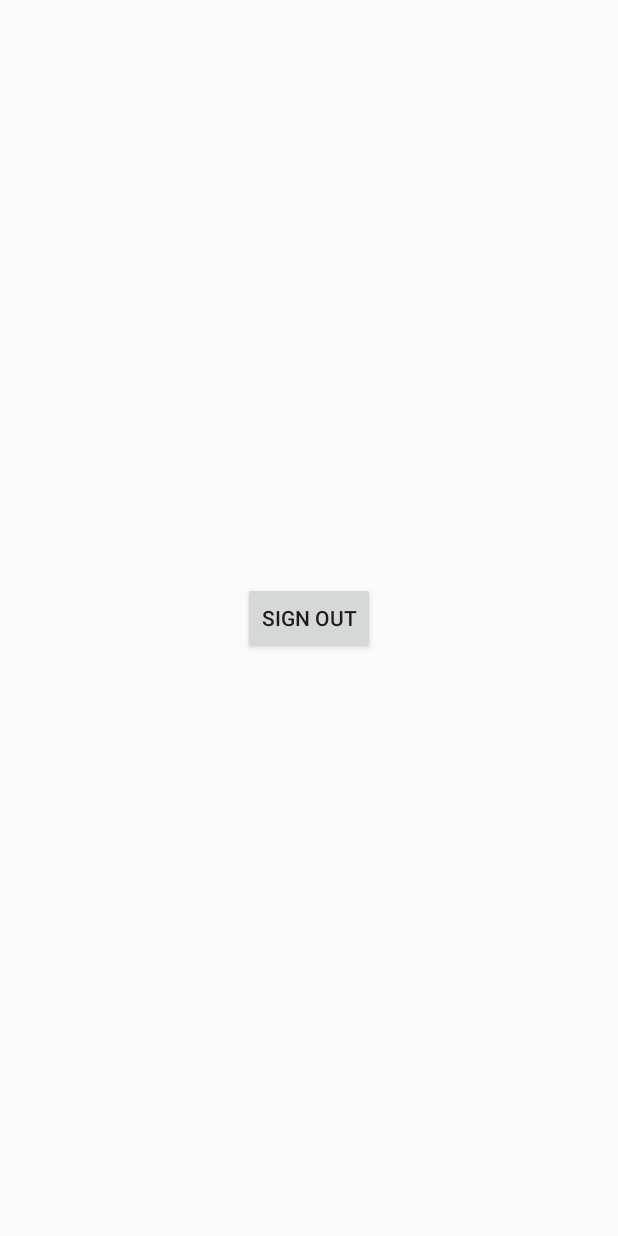
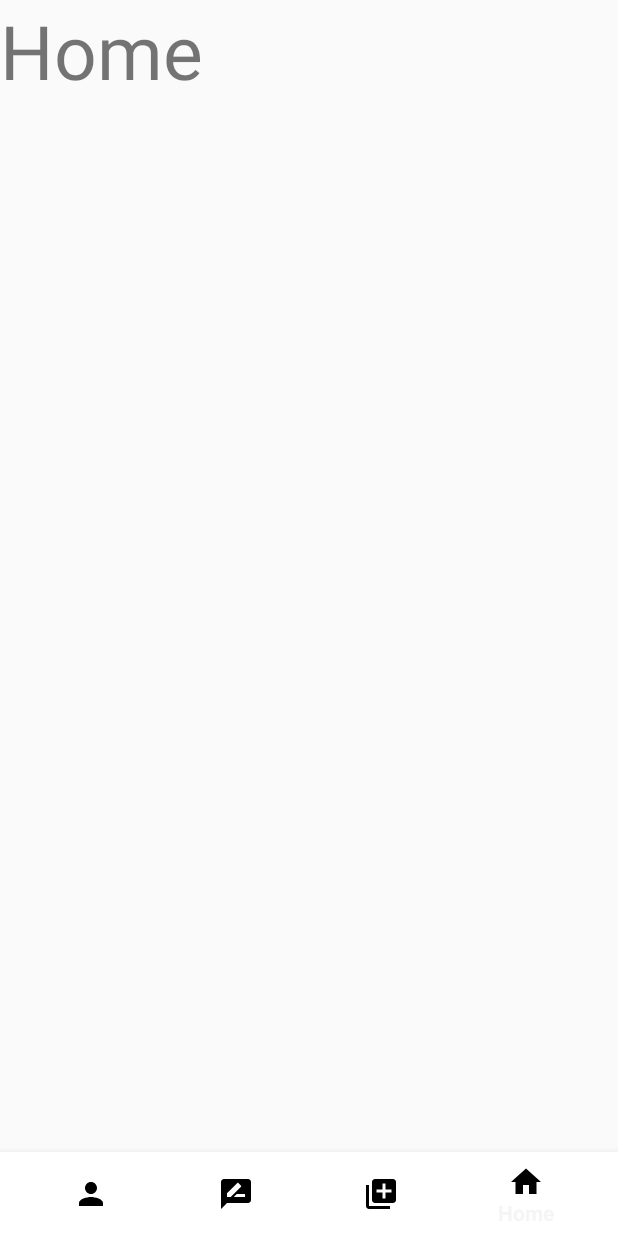
Before and after one commit to 23203129hkbu/Simple-5, an Android app: the screen it shows after launch once a user with an empty profile is signed in (MainActivity), on a phone screen of 412 x 824 dp. Run offline under Robolectric (Android 15) with nearby library versions, the phone set to English and light mode, and no system bars; our stand-ins replace Firebase (no records; nobody signed in at launch, a user with empty details on screens opened directly).

Commit message:
Video No.6

```diff
--- /dev/null
+++ b/app/src/main/java/com/example/simple5/Fragment4.java
@@ -0,0 +1,20 @@
+package com.example.simple5;
+
+import android.os.Bundle;
+import android.view.LayoutInflater;
+import android.view.View;
+import android.view.ViewGroup;
+
+import androidx.annotation.NonNull;
+import androidx.annotation.Nullable;
+import androidx.fragment.app.Fragment;
+
+public class Fragment4 extends Fragment {
+
+    @Nullable
+    @Override
+    public View onCreateView(@NonNull LayoutInflater inflater, @Nullable ViewGroup container, @Nullable Bundle savedInstanceState) {
+        View view = inflater.inflate(R.layout.fragment4, container, false);
+        return view;
+    }
+}
--- a/app/src/main/java/com/example/simple5/MainActivity.java
+++ b/app/src/main/java/com/example/simple5/MainActivity.java
@@ -1,17 +1,17 @@
 package com.example.simple5;
 
+import android.annotation.SuppressLint;
 import android.content.Intent;
 import android.os.Bundle;
+import android.view.MenuItem;
 import android.view.View;
 
-import androidx.activity.EdgeToEdge;
+import androidx.annotation.NonNull;
 import androidx.appcompat.app.AppCompatActivity;
-import androidx.core.graphics.Insets;
-import androidx.core.view.ViewCompat;
-import androidx.core.view.WindowInsetsCompat;
+import androidx.fragment.app.Fragment;
 
+import com.google.android.material.bottomnavigation.BottomNavigationView;
 import com.google.firebase.auth.FirebaseAuth;
-import com.google.firebase.auth.FirebaseUser;
 
 public class MainActivity extends AppCompatActivity {
     FirebaseAuth auth;
@@ -23,20 +23,50 @@ public class MainActivity extends AppCompatActivity {
 
         auth = FirebaseAuth.getInstance();
         if (auth.getCurrentUser() == null) {
-            sendtoLogin();
+            sendToLogin();
         }
 
+        BottomNavigationView bottomNavigationView = findViewById(R.id.bottom_nav);
+        bottomNavigationView.setOnItemSelectedListener(onNav);
+
+        // Set default fragment
+        if (savedInstanceState == null) {
+            bottomNavigationView.setSelectedItemId(R.id.home_bottom); // Set a default selected item
+        }
     }
 
-    public void logout(View view){
+    private final BottomNavigationView.OnItemSelectedListener onNav = new BottomNavigationView.OnItemSelectedListener() {
+        @Override
+        public boolean onNavigationItemSelected(@NonNull MenuItem item) {
+            Fragment selected = null;
+            if (item.getItemId() == R.id.profile_bottom) {
+                selected = new Fragment1();
+            } else if (item.getItemId() == R.id.ask_bottom) {
+                selected = new Fragment2();
+            } else if (item.getItemId() == R.id.queue_bottom) {
+                selected = new Fragment3();
+            } else if (item.getItemId() == R.id.home_bottom) {
+                selected = new Fragment4();
+            } else {
+                return false;
+            }
+            if (selected != null) {
+                getSupportFragmentManager().beginTransaction()
+                        .replace(R.id.frame_layout, selected)
+                        .commit();
+            }
+            return true;
+        }
+    };
+
+    public void logout(View view) {
         auth.signOut();
-        sendtoLogin();
+        sendToLogin();
     }
 
-    private void sendtoLogin() {
+    private void sendToLogin() {
         Intent intent = new Intent(MainActivity.this, LoginActivity.class);
         startActivity(intent);
         finish();
     }
-
 }
--- /dev/null
+++ b/app/src/main/res/drawable/baseline_home_24.xml
@@ -0,0 +1,5 @@
+<vector xmlns:android="http://schemas.android.com/apk/res/android" android:height="24dp" android:tint="#000000" android:viewportHeight="24" android:viewportWidth="24" android:width="24dp">
+
+    <path android:fillColor="@android:color/white" android:pathData="M10,20v-6h4v6h5v-8h3L12,3 2,12h3v8z"/>
+
+</vector>
--- /dev/null
+++ b/app/src/main/res/drawable/baseline_person_24.xml
@@ -0,0 +1,5 @@
+<vector xmlns:android="http://schemas.android.com/apk/res/android" android:height="24dp" android:tint="#000000" android:viewportHeight="24" android:viewportWidth="24" android:width="24dp">
+
+    <path android:fillColor="@android:color/white" android:pathData="M12,12c2.21,0 4,-1.79 4,-4s-1.79,-4 -4,-4 -4,1.79 -4,4 1.79,4 4,4zM12,14c-2.67,0 -8,1.34 -8,4v2h16v-2c0,-2.66 -5.33,-4 -8,-4z"/>
+
+</vector>
--- /dev/null
+++ b/app/src/main/res/drawable/baseline_queue_24.xml
@@ -0,0 +1,5 @@
+<vector xmlns:android="http://schemas.android.com/apk/res/android" android:height="24dp" android:tint="#000000" android:viewportHeight="24" android:viewportWidth="24" android:width="24dp">
+
+    <path android:fillColor="@android:color/white" android:pathData="M4,6L2,6v14c0,1.1 0.9,2 2,2h14v-2L4,20L4,6zM20,2L8,2c-1.1,0 -2,0.9 -2,2v12c0,1.1 0.9,2 2,2h12c1.1,0 2,-0.9 2,-2L22,4c0,-1.1 -0.9,-2 -2,-2zM19,11h-4v4h-2v-4L9,11L9,9h4L13,5h2v4h4v2z"/>
+
+</vector>
--- /dev/null
+++ b/app/src/main/res/drawable/baseline_rate_review_24.xml
@@ -0,0 +1,5 @@
+<vector xmlns:android="http://schemas.android.com/apk/res/android" android:height="24dp" android:tint="#000000" android:viewportHeight="24" android:viewportWidth="24" android:width="24dp">
+
+    <path android:fillColor="@android:color/white" android:pathData="M20,2L4,2c-1.1,0 -1.99,0.9 -1.99,2L2,22l4,-4h14c1.1,0 2,-0.9 2,-2L22,4c0,-1.1 -0.9,-2 -2,-2zM6,14v-2.47l6.88,-6.88c0.2,-0.2 0.51,-0.2 0.71,0l1.77,1.77c0.2,0.2 0.2,0.51 0,0.71L8.47,14L6,14zM18,14h-7.5l2,-2L18,12v2z"/>
+
+</vector>
--- a/app/src/main/res/layout/activity_main.xml
+++ b/app/src/main/res/layout/activity_main.xml
@@ -1,5 +1,5 @@
 <?xml version="1.0" encoding="utf-8"?>
-<androidx.constraintlayout.widget.ConstraintLayout xmlns:android="http://schemas.android.com/apk/res/android"
+<RelativeLayout xmlns:android="http://schemas.android.com/apk/res/android"
     xmlns:app="http://schemas.android.com/apk/res-auto"
     xmlns:tools="http://schemas.android.com/tools"
     android:id="@+id/main"
@@ -7,14 +7,21 @@
     android:layout_height="match_parent"
     tools:context=".MainActivity">
 
-    <Button
-        android:layout_width="wrap_content"
+    <FrameLayout
+        android:id="@+id/frame_layout"
+        android:layout_width="match_parent"
+        android:layout_height="match_parent"
+        android:layout_above="@+id/bottom_nav">
+
+    </FrameLayout>
+
+    <com.google.android.material.bottomnavigation.BottomNavigationView
+        android:id="@+id/bottom_nav"
+        android:layout_width="match_parent"
         android:layout_height="wrap_content"
-        android:onClick="logout"
-        android:text="sign out"
-        app:layout_constraintBottom_toBottomOf="parent"
-        app:layout_constraintEnd_toEndOf="parent"
-        app:layout_constraintStart_toStartOf="parent"
-        app:layout_constraintTop_toTopOf="parent"
-        tools:ignore="MissingConstraints" />
-</androidx.constraintlayout.widget.ConstraintLayout>
+        android:layout_alignParentBottom="true"
+        android:background="@color/white"
+        app:itemIconTint="@color/black"
+        app:menu="@menu/bottom_menu"/>
+
+</RelativeLayout>
--- /dev/null
+++ b/app/src/main/res/layout/fragment4.xml
@@ -0,0 +1,14 @@
+<?xml version="1.0" encoding="utf-8"?>
+<androidx.constraintlayout.widget.ConstraintLayout xmlns:android="http://schemas.android.com/apk/res/android"
+    xmlns:tools="http://schemas.android.com/tools"
+    android:layout_width="match_parent"
+    android:layout_height="match_parent">
+
+    <TextView
+        android:layout_width="match_parent"
+        android:layout_height="wrap_content"
+        android:text="Home"
+        android:textSize="50sp"
+        tools:ignore="MissingConstraints" />
+
+</androidx.constraintlayout.widget.ConstraintLayout>
--- /dev/null
+++ b/app/src/main/res/menu/bottom_menu.xml
@@ -0,0 +1,27 @@
+<?xml version="1.0" encoding="utf-8"?>
+<menu xmlns:android="http://schemas.android.com/apk/res/android"
+    xmlns:app="http://schemas.android.com/apk/res-auto">
+
+    <item android:title="Profile"
+    android:icon="@drawable/baseline_person_24"
+    app:showAsAction="always"
+    android:id="@+id/profile_bottom"/>
+
+    <item android:title="Ask"
+        android:icon="@drawable/baseline_rate_review_24"
+        app:showAsAction="always"
+        android:id="@+id/ask_bottom"/>
+
+    <item android:title="Requests"
+        android:icon="@drawable/baseline_queue_24"
+        app:showAsAction="always"
+        android:id="@+id/queue_bottom"/>
+
+    <item android:title="Home"
+        android:icon="@drawable/baseline_home_24"
+        app:showAsAction="always"
+        android:id="@+id/home_bottom"/>
+
+
+
+</menu>
```
Also changed, not shown: app/src/main/java/com/example/simple5/Fragment1.java (added, +20 -0 lines), app/src/main/java/com/example/simple5/Fragment2.java (added, +20 -0 lines), app/src/main/java/com/example/simple5/Fragment3.java (added, +20 -0 lines), app/src/main/res/layout/fragment1.xml (added, +14 -0 lines), app/src/main/res/layout/fragment2.xml (added, +14 -0 lines), app/src/main/res/layout/fragment3.xml (added, +14 -0 lines).
